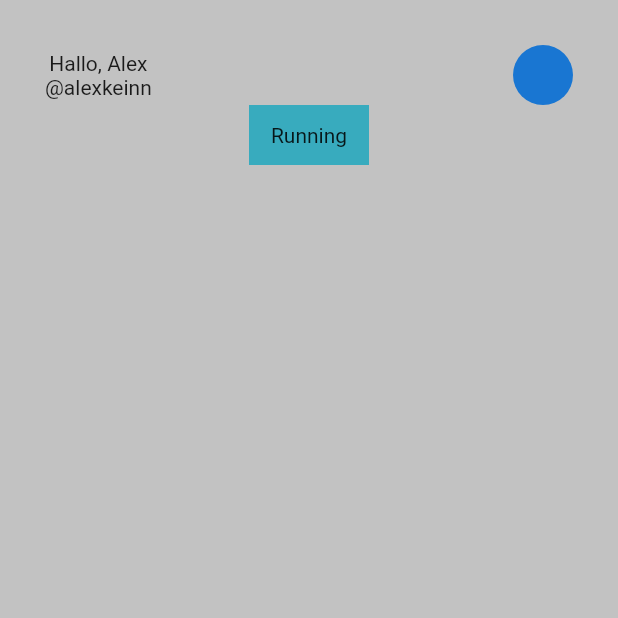
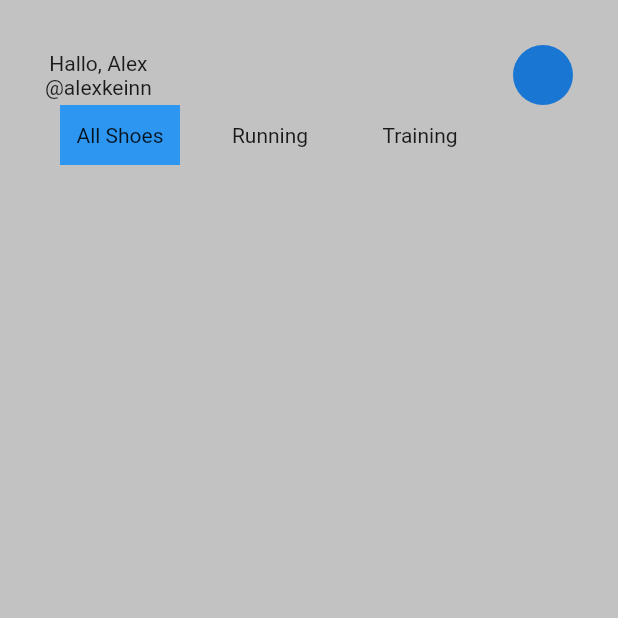
Before and after one commit to fikrighifari/sneakers_dept, a Flutter app: the screen it shows after launch, on a phone screen of 412 x 824 dp, the top half of it. Run offline on Flutter 3.47's test engine with Material 2 defaults, Android fonts, the phone set to English and light mode, and no system bars.

Commit message:
Update: filter button

```diff
--- a/lib/screen/home_screen/home_screen.dart
+++ b/lib/screen/home_screen/home_screen.dart
@@ -33,15 +33,48 @@ class _HomeScreenState extends State<HomeScreen> {
               ),
 
               //Filter
+              Row(
+                children: [
                   Container(
+                    margin: EdgeInsets.symmetric(
+                      horizontal: 10,
+                    ),
                     width: 80,
                     height: 40,
-                color: AppColor.secondaryColor(),
+                    color: AppColor.priceColor(),
+                    child: Center(
+                      child: Text(
+                        'All Shoes',
+                      ),
+                    ),
+                  ),
+                  Container(
+                    margin: EdgeInsets.symmetric(
+                      horizontal: 10,
+                    ),
+                    width: 80,
+                    height: 40,
+                    color: AppColor.grey1Color(),
                     child: Center(
                       child: Text(
                         'Running',
                       ),
                     ),
+                  ),
+                  Container(
+                    margin: EdgeInsets.symmetric(
+                      horizontal: 10,
+                    ),
+                    width: 80,
+                    height: 40,
+                    color: AppColor.grey1Color(),
+                    child: Center(
+                      child: Text(
+                        'Training',
+                      ),
+                    ),
+                  ),
+                ],
               ),
             ],
           ),
```
Lines whose indentation alone changed are shown as unchanged.
